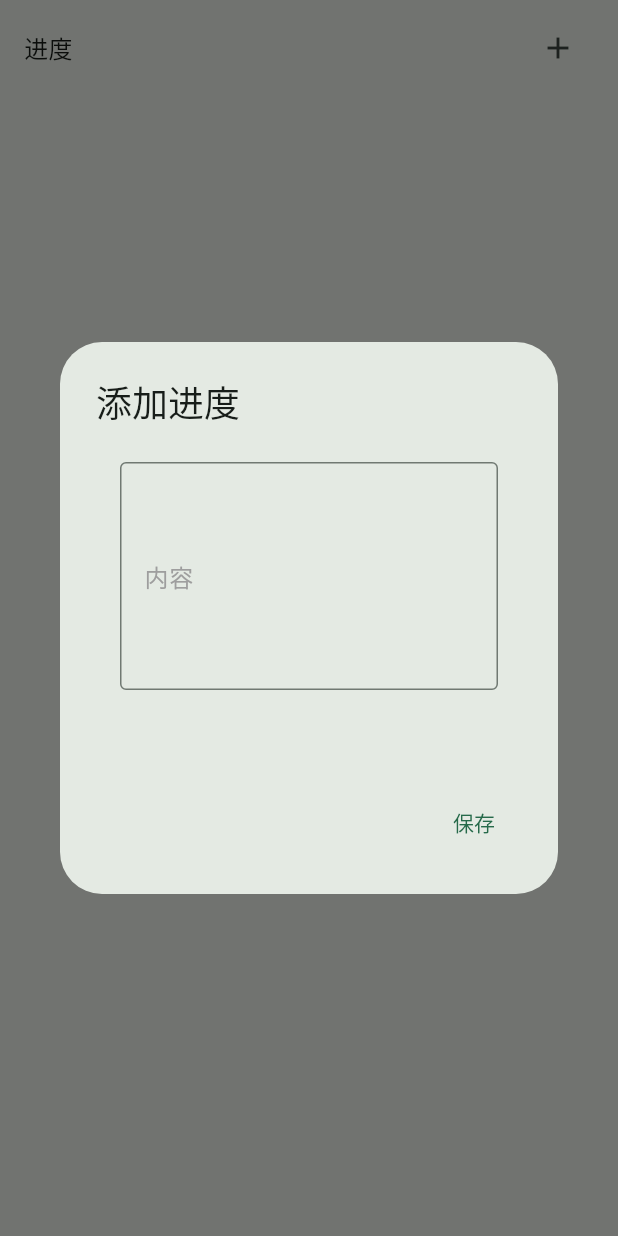
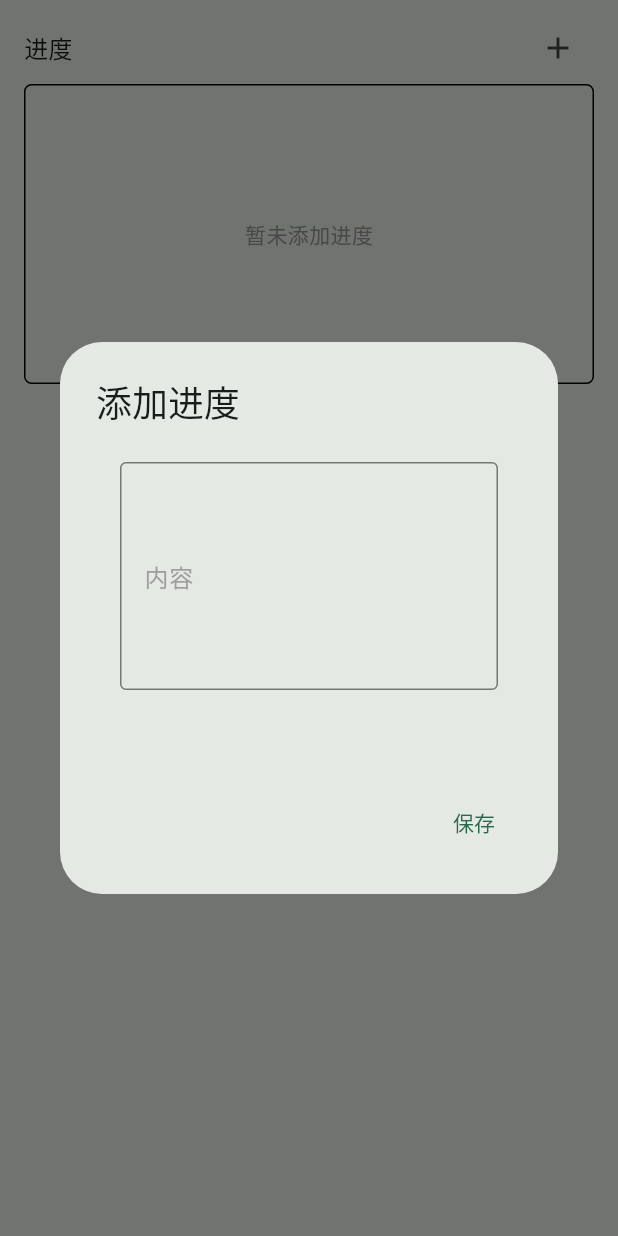
Before and after one commit to pp680111/todo_manage_tool, a Flutter app: the TodoThingProgressList widget shown alone on an empty page, opened directly with empty values, after a tap on the "add" icon, on a phone screen of 412 x 824 dp. Run offline on Flutter 3.47's test engine with Material 3 defaults, Android fonts, the phone set to English and light mode, and no system bars; our stand-ins replace drift, drift_flutter; missing offline and left inert: omni_datetime_picker; accounts and stored records are empty; generated files the repository leaves out were written again.

Commit message:
feat: 完成progress界面

```diff
--- /dev/null
+++ b/lib/widget/todo_thing/progress/progress_nofifier.dart
@@ -0,0 +1,7 @@
+import 'package:flutter/cupertino.dart';
+
+class ProgressNotifier extends ChangeNotifier {
+  void afterDelete() {
+    notifyListeners();
+  }
+}
--- a/lib/widget/todo_thing/progress/todo_thing_progress_form_dialog.dart
+++ b/lib/widget/todo_thing/progress/todo_thing_progress_form_dialog.dart
@@ -62,7 +62,7 @@ class _TodoThingProgressFormDialogState
     };
     AppDatabase.instance.todoThingProgressDao.insert(formMap)
         .then((_) {
-          ScaffoldMessenger.of(context).showSnackBar(const SnackBar(content: Text("保存成功")));
+          ScaffoldMessenger.of(context).showSnackBar(const SnackBar(content: Text("保存成功"), duration: Duration(milliseconds: 500)));
           Navigator.pop(context, true);
         })
         .onError((ex, stack) {
--- a/lib/widget/todo_thing/progress/todo_thing_progress_list.dart
+++ b/lib/widget/todo_thing/progress/todo_thing_progress_list.dart
@@ -1,5 +1,7 @@
 import 'package:flutter/material.dart';
+import 'package:provider/provider.dart';
 import 'package:todo_manage/model/app_database.dart';
+import 'package:todo_manage/widget/todo_thing/progress/progress_nofifier.dart';
 import 'package:todo_manage/widget/todo_thing/progress/todo_thing_progress_form_dialog.dart';
 import 'package:todo_manage/widget/todo_thing/progress/todo_thing_progress_list_item.dart';
 
@@ -25,13 +27,15 @@ class _TodoThingProgressListState extends State<TodoThingProgressList> {
           progressList = result;
           setState(() {});
         }).onError((e, stackTrace) {
-
+            ScaffoldMessenger.of(context).showSnackBar(const SnackBar(content: Text("数据加载失败")));
         });
   }
 
   @override
   Widget build(BuildContext context) {
-    return Column(
+    return ChangeNotifierProvider(
+      create: (context) => ProgressNotifier(),
+      child: Column(
         children: [
           Container(
             padding: const EdgeInsets.only(left: 16, right: 16, top: 8),
@@ -56,7 +60,9 @@ class _TodoThingProgressListState extends State<TodoThingProgressList> {
               ],
             ),
           ),
-        Container(
+          Consumer<ProgressNotifier>(
+            builder: (context, provider, child) {
+              return Container(
                 padding: const EdgeInsets.only(left: 16, right: 16, bottom: 40),
                 child: DecoratedBox(
                   decoration: BoxDecoration(
@@ -69,24 +75,33 @@ class _TodoThingProgressListState extends State<TodoThingProgressList> {
                   child: FutureBuilder<List<TodoThingProgressDTO>>(
                     future: AppDatabase.instance.todoThingProgressDao.getProgress(widget.todoThingId),
                     builder: (context, snapshot) {
-                if (!snapshot.hasData) {
-                  return Container();
+                      if (!snapshot.hasData || snapshot.requireData.isEmpty) {
+                        return Container(
+                          height: 200,
+                          width: double.infinity,
+                          child: const Row(
+                            mainAxisAlignment: MainAxisAlignment.center,
+                            children: [
+                              Text("暂未添加进度", style: TextStyle(color: Colors.grey)),
+                            ],
+                          )
+                        );
                       }
 
                       List<TodoThingProgressDTO> progressList = snapshot.requireData;
-                return Container(
-                  padding: const EdgeInsets.only(bottom: 16),
-                  child: Column(
+                      return Column(
                         children: progressList.map((dto) {
                           return ProgressItem(dto);
                         }).toList()
-                  )
                       );
                     },
                   ),
                 ),
+              );
+            },
           )
         ],
+      )
     );
   }
 }
```
Also changed, not shown: lib/widget/todo_thing/progress/todo_thing_progress_list_item.dart (+13 -1 lines). Lines whose indentation alone changed are shown as unchanged.
